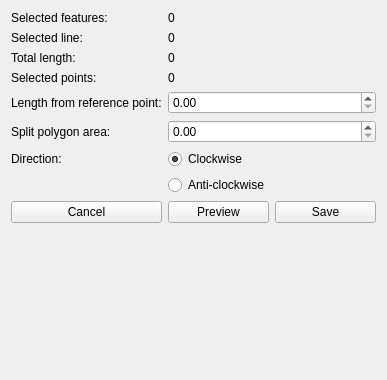
gltn/stdm, file ui/geometry/ui_one_point_area.ui: the form before one commit.
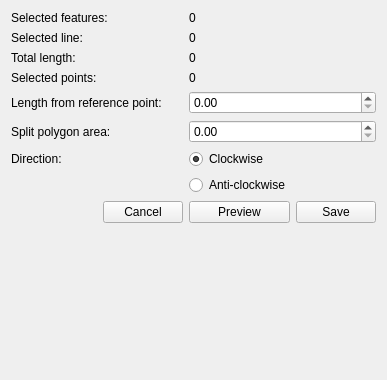
The form after the commit.

What changed in the file:
```diff
--- a/ui/geometry/ui_one_point_area.ui
+++ b/ui/geometry/ui_one_point_area.ui
@@ -14,80 +14,45 @@
    <string>Form</string>
   </property>
   <layout class="QGridLayout" name="gridLayout">
-   <item row="6" column="0">
-    <widget class="QLabel" name="label">
+   <item row="7" column="2">
+    <widget class="QRadioButton" name="anticlockwise">
      <property name="text">
-      <string>Direction:</string>
+      <string>Anti-clockwise</string>
      </property>
     </widget>
    </item>
-   <item row="0" column="0">
-    <widget class="QLabel" name="label_2">
-     <property name="text">
-      <string>Selected features:</string>
-     </property>
-    </widget>
-   </item>
-   <item row="8" column="1">
+   <item row="8" column="2">
     <widget class="QPushButton" name="preview_btn">
      <property name="text">
       <string>Preview</string>
      </property>
     </widget>
    </item>
-   <item row="1" column="0">
-    <widget class="QLabel" name="label_18">
-     <property name="text">
-      <string>Selected line:</string>
-     </property>
-    </widget>
-   </item>
-   <item row="2" column="1" colspan="2">
+   <item row="2" column="2" colspan="2">
     <widget class="QLabel" name="line_length_lbl">
      <property name="text">
       <string>0</string>
      </property>
     </widget>
    </item>
-   <item row="1" column="1" colspan="2">
+   <item row="1" column="2" colspan="2">
     <widget class="QLabel" name="selected_line_lbl">
      <property name="text">
       <string>0</string>
      </property>
     </widget>
    </item>
-   <item row="2" column="0">
-    <widget class="QLabel" name="label_17">
-     <property name="text">
-      <string>Total length:</string>
-     </property>
-    </widget>
-   </item>
-   <item row="5" column="0">
-    <widget class="QLabel" name="label_21">
-     <property name="text">
-      <string>Split polygon area:</string>
-     </property>
-    </widget>
-   </item>
-   <item row="3" column="0">
-    <widget class="QLabel" name="label_3">
-     <property name="text">
-      <string>Selected points:</string>
-     </property>
-    </widget>
-   </item>
-   <item row="5" column="1" colspan="2">
+   <item row="5" column="2" colspan="2">
     <widget class="QDoubleSpinBox" name="split_polygon_area"/>
    </item>
-   <item row="8" column="0">
+   <item row="8" column="1">
     <widget class="QPushButton" name="cancel_btn">
      <property name="text">
       <string>Cancel</string>
      </property>
     </widget>
    </item>
-   <item row="9" column="1">
+   <item row="9" column="2">
     <spacer name="verticalSpacer">
      <property name="orientation">
       <enum>Qt::Vertical</enum>
@@ -100,24 +65,31 @@
      </property>
     </spacer>
    </item>
-   <item row="8" column="2">
+   <item row="8" column="3">
     <widget class="QPushButton" name="save_btn">
      <property name="text">
       <string>Save</string>
      </property>
     </widget>
    </item>
-   <item row="4" column="0">
-    <widget class="QLabel" name="label_16">
-     <property name="text">
-      <string>Length from reference point:</string>
-     </property>
-    </widget>
-   </item>
-   <item row="4" column="1" colspan="2">
+   <item row="4" column="2" colspan="2">
     <widget class="QDoubleSpinBox" name="length_from_point"/>
    </item>
-   <item row="6" column="1">
+   <item row="3" column="2" colspan="2">
+    <widget class="QLabel" name="selected_points_lbl">
+     <property name="text">
+      <string>0</string>
+     </property>
+    </widget>
+   </item>
+   <item row="0" column="2" colspan="2">
+    <widget class="QLabel" name="sel_features_lbl">
+     <property name="text">
+      <string>0</string>
+     </property>
+    </widget>
+   </item>
+   <item row="6" column="2">
     <widget class="QRadioButton" name="clockwise">
      <property name="text">
       <string>Clockwise</string>
@@ -127,24 +99,65 @@
      </property>
     </widget>
    </item>
-   <item row="7" column="1">
-    <widget class="QRadioButton" name="anticlockwise">
+   <item row="8" column="0">
+    <spacer name="horizontalSpacer">
+     <property name="orientation">
+      <enum>Qt::Horizontal</enum>
+     </property>
+     <property name="sizeHint" stdset="0">
+      <size>
+       <width>40</width>
+       <height>20</height>
+      </size>
+     </property>
+    </spacer>
+   </item>
+   <item row="0" column="0" colspan="2">
+    <widget class="QLabel" name="label_2">
      <property name="text">
-      <string>Anti-clockwise</string>
+      <string>Selected features:</string>
      </property>
     </widget>
    </item>
-   <item row="3" column="1" colspan="2">
-    <widget class="QLabel" name="selected_points_lbl">
+   <item row="1" column="0" colspan="2">
+    <widget class="QLabel" name="label_18">
      <property name="text">
-      <string>0</string>
+      <string>Selected line:</string>
      </property>
     </widget>
    </item>
-   <item row="0" column="1" colspan="2">
-    <widget class="QLabel" name="sel_features_lbl">
+   <item row="2" column="0" colspan="2">
+    <widget class="QLabel" name="label_17">
      <property name="text">
-      <string>0</string>
+      <string>Total length:</string>
+     </property>
+    </widget>
+   </item>
+   <item row="3" column="0" colspan="2">
+    <widget class="QLabel" name="label_3">
+     <property name="text">
+      <string>Selected points:</string>
+     </property>
+    </widget>
+   </item>
+   <item row="4" column="0" colspan="2">
+    <widget class="QLabel" name="label_16">
+     <property name="text">
+      <string>Length from reference point:</string>
+     </property>
+    </widget>
+   </item>
+   <item row="5" column="0" colspan="2">
+    <widget class="QLabel" name="label_21">
+     <property name="text">
+      <string>Split polygon area:</string>
+     </property>
+    </widget>
+   </item>
+   <item row="6" column="0" colspan="2">
+    <widget class="QLabel" name="label">
+     <property name="text">
+      <string>Direction:</string>
      </property>
     </widget>
    </item>
```
